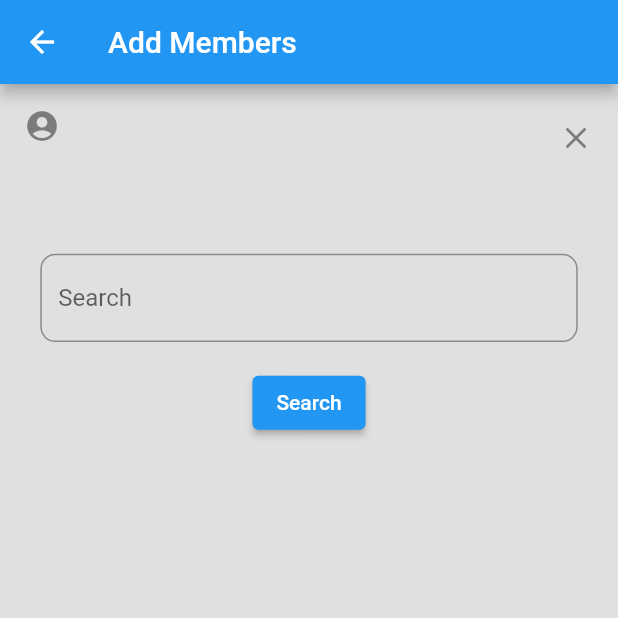
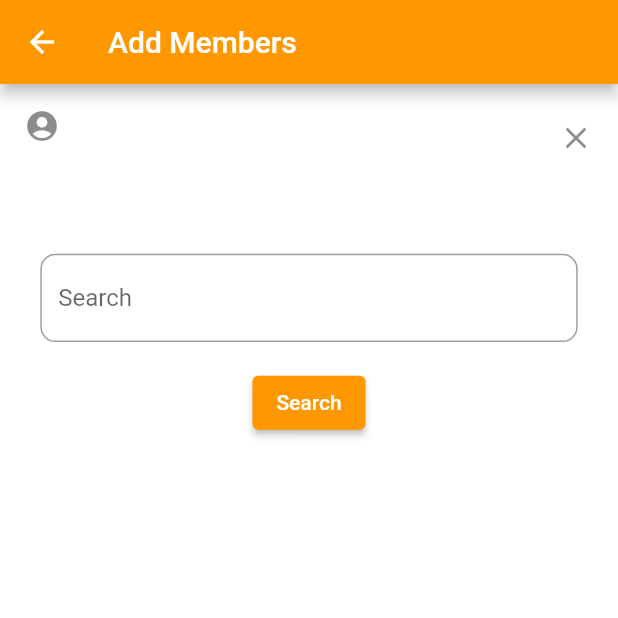
Before and after one commit to shanecalebz/GeTogether, a Flutter app: the AddMembersInGroup screen opened directly, on a phone screen of 412 x 824 dp, the top half of it. Run offline on Flutter 3.47's test engine with Material 2 defaults, Android fonts, the phone set to English and light mode, and no system bars; our stand-ins replace cloud_firestore, firebase_auth, firebase_core, firebase_storage, flutter_fortune_wheel, flutter_rating_bar and 5 more; missing offline and left inert: google_place, qr_code_scanner; accounts and stored records are empty.

Commit message:
Changed colour themes for multiple pages. Rerouted create group functions

```diff
--- a/lib/group_chats/create_group/add_members.dart
+++ b/lib/group_chats/create_group/add_members.dart
@@ -97,6 +97,7 @@ class _AddMembersInGroupState extends State<AddMembersInGroup> {
 
     return Scaffold(
       appBar: AppBar(
+        backgroundColor: Colors.orange,
         title: Text("Add Members"),
       ),
       body: SingleChildScrollView(
@@ -151,6 +152,7 @@ class _AddMembersInGroupState extends State<AddMembersInGroup> {
                     child: CircularProgressIndicator(),
                   )
                 : ElevatedButton(
+                    style: ElevatedButton.styleFrom(primary: Colors.orange),
                     onPressed: onSearch,
                     child: Text("Search"),
                   ),
@@ -168,6 +170,7 @@ class _AddMembersInGroupState extends State<AddMembersInGroup> {
       ),
       floatingActionButton: membersList.length >= 2
           ? FloatingActionButton(
+              backgroundColor: Colors.orange,
               child: Icon(Icons.forward),
               onPressed: () => Navigator.of(context).push(
                 MaterialPageRoute(
--- a/lib/main.dart
+++ b/lib/main.dart
@@ -18,7 +18,9 @@ class GeTogether extends StatelessWidget {
       theme: ThemeData(
         //primarySwatch: Colors.deepOrange,
         //scaffoldBackgroundColor: Color(0xFF1B0376),
-        scaffoldBackgroundColor: Color(0xFFE0E0E0),
+        //scaffoldBackgroundColor: Color(0xFFE0E0E0),
+        scaffoldBackgroundColor: Colors.white,
+
         visualDensity: VisualDensity.adaptivePlatformDensity,
       ),
       home: Authenticate(),
```
Also changed, not shown: lib/group_chats/create_group/create_group.dart (+5 -2 lines), lib/group_chats/group_beforechat.dart (+7 -1 lines).
